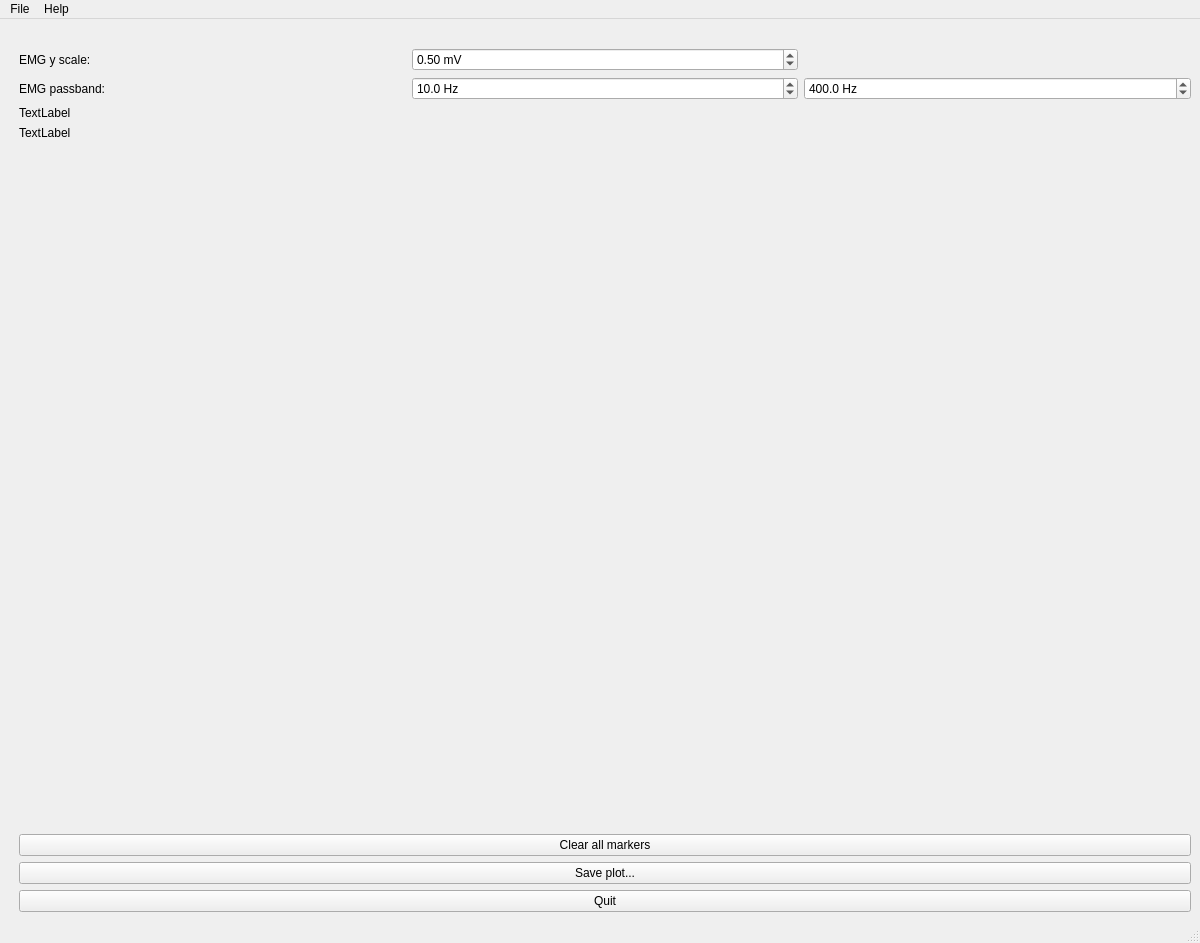
NCH-Motion-Laboratory/gaitutils, file gaitutils/nexus_scripts/tardieu.ui: the form before one commit.
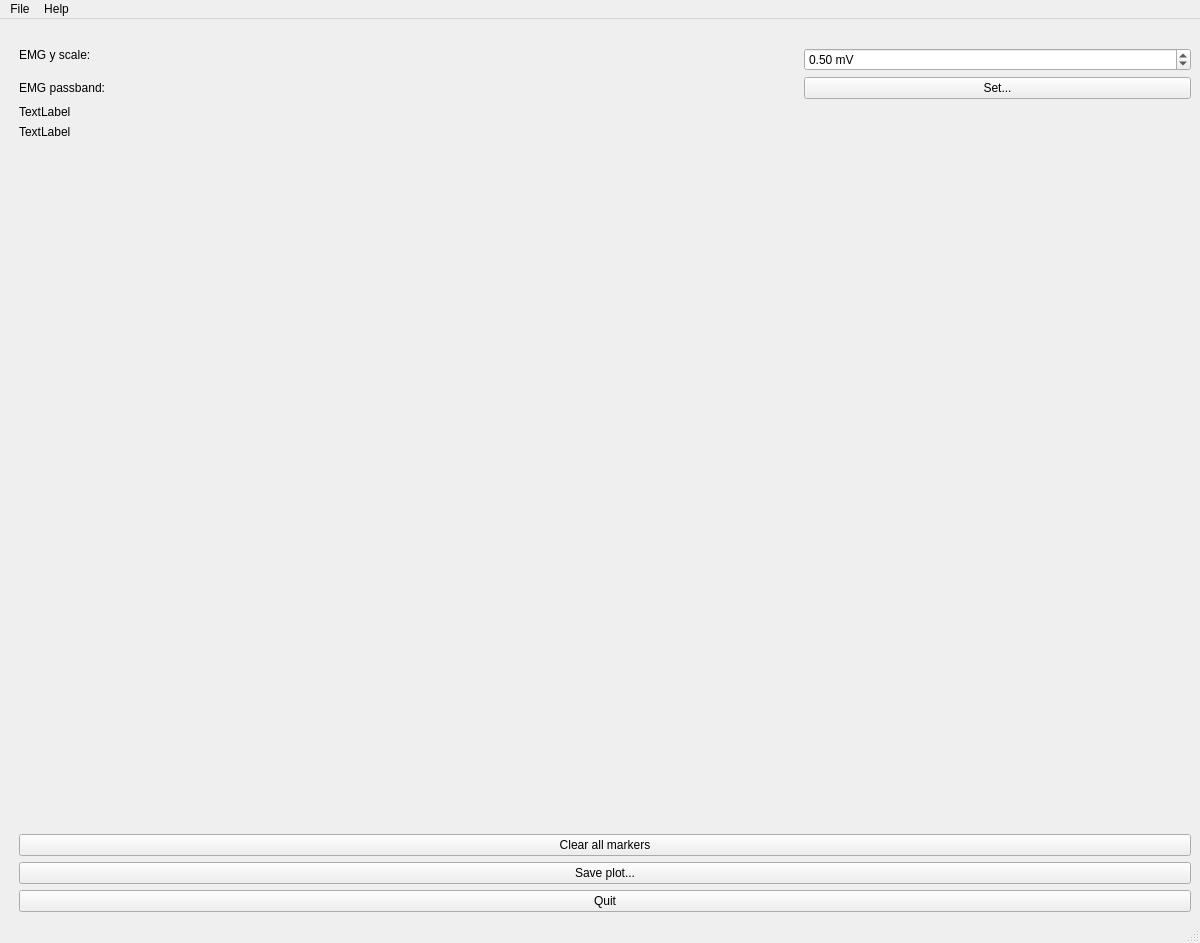
The form after the commit.

```diff
--- a/gaitutils/nexus_scripts/tardieu.ui
+++ b/gaitutils/nexus_scripts/tardieu.ui
@@ -17,82 +17,57 @@
    <layout class="QHBoxLayout" name="horizontalLayout">
     <item>
      <layout class="QGridLayout" name="mainGridLayout">
-      <item row="7" column="0">
-       <spacer name="horizontalSpacer">
-        <property name="orientation">
-         <enum>Qt::Horizontal</enum>
+      <item row="7" column="1" colspan="3">
+       <widget class="QLabel" name="lblMarkerStatus">
+        <property name="text">
+         <string>TextLabel</string>
         </property>
-        <property name="sizeType">
-         <enum>QSizePolicy::Fixed</enum>
-        </property>
-        <property name="sizeHint" stdset="0">
-         <size>
-          <width>10</width>
-          <height>20</height>
-         </size>
-        </property>
-       </spacer>
+       </widget>
       </item>
       <item row="9" column="1" colspan="3">
+       <spacer name="verticalSpacer_2">
+        <property name="orientation">
+         <enum>Qt::Vertical</enum>
+        </property>
+        <property name="sizeType">
+         <enum>QSizePolicy::Expanding</enum>
+        </property>
+        <property name="sizeHint" stdset="0">
+         <size>
+          <width>5</width>
+          <height>40</height>
+         </size>
+        </property>
+       </spacer>
+      </item>
+      <item row="10" column="1" colspan="3">
        <widget class="QPushButton" name="btnClearMarkers">
         <property name="text">
          <string>Clear all markers</string>
         </property>
        </widget>
       </item>
-      <item row="10" column="1" colspan="3">
+      <item row="11" column="1" colspan="3">
        <widget class="QPushButton" name="btnSaveFig">
         <property name="text">
          <string>Save plot...</string>
         </property>
        </widget>
       </item>
-      <item row="11" column="1" colspan="3">
+      <item row="12" column="1" colspan="3">
        <widget class="QPushButton" name="btnQuit">
         <property name="text">
          <string>Quit</string>
         </property>
        </widget>
       </item>
-      <item row="2" column="3">
-       <widget class="QDoubleSpinBox" name="spEMGHigh">
-        <property name="suffix">
-         <string> Hz</string>
-        </property>
-        <property name="decimals">
-         <number>1</number>
-        </property>
-        <property name="maximum">
-         <double>5000.000000000000000</double>
-        </property>
-        <property name="value">
-         <double>400.000000000000000</double>
-        </property>
-       </widget>
-      </item>
-      <item row="2" column="1">
+      <item row="3" column="1">
        <widget class="QLabel" name="label">
         <property name="text">
          <string>EMG passband:</string>
         </property>
        </widget>
       </item>
-      <item row="2" column="2">
-       <widget class="QDoubleSpinBox" name="spEMGLow">
-        <property name="suffix">
-         <string> Hz</string>
-        </property>
-        <property name="decimals">
-         <number>1</number>
-        </property>
-        <property name="maximum">
-         <double>5000.000000000000000</double>
-        </property>
-        <property name="value">
-         <double>10.000000000000000</double>
-        </property>
-       </widget>
-      </item>
       <item row="1" column="1">
        <widget class="QLabel" name="label_2">
         <property name="text">
@@ -100,7 +75,51 @@
         </property>
        </widget>
       </item>
-      <item row="1" column="2">
+      <item row="0" column="1">
+       <widget class="QLabel" name="label_3">
+        <property name="text">
+         <string/>
+        </property>
+       </widget>
+      </item>
+      <item row="6" column="1" colspan="3">
+       <widget class="QLabel" name="lblStatus">
+        <property name="text">
+         <string>TextLabel</string>
+        </property>
+       </widget>
+      </item>
+      <item row="8" column="0">
+       <spacer name="horizontalSpacer">
+        <property name="orientation">
+         <enum>Qt::Horizontal</enum>
+        </property>
+        <property name="sizeType">
+         <enum>QSizePolicy::Fixed</enum>
+        </property>
+        <property name="sizeHint" stdset="0">
+         <size>
+          <width>10</width>
+          <height>20</height>
+         </size>
+        </property>
+       </spacer>
+      </item>
+      <item row="3" column="3">
+       <widget class="QPushButton" name="btnSetEMGFilter">
+        <property name="text">
+         <string>Set...</string>
+        </property>
+       </widget>
+      </item>
+      <item row="3" column="2">
+       <widget class="QLabel" name="lblEMGPassband">
+        <property name="text">
+         <string/>
+        </property>
+       </widget>
+      </item>
+      <item row="1" column="3" rowspan="2">
        <widget class="QDoubleSpinBox" name="spEMGYScale">
         <property name="suffix">
          <string> mV</string>
@@ -116,43 +135,6 @@
         </property>
        </widget>
       </item>
-      <item row="0" column="1">
-       <widget class="QLabel" name="label_3">
-        <property name="text">
-         <string/>
-        </property>
-       </widget>
-      </item>
-      <item row="8" column="1" colspan="3">
-       <spacer name="verticalSpacer_2">
-        <property name="orientation">
-         <enum>Qt::Vertical</enum>
-        </property>
-        <property name="sizeType">
-         <enum>QSizePolicy::Expanding</enum>
-        </property>
-        <property name="sizeHint" stdset="0">
-         <size>
-          <width>5</width>
-          <height>40</height>
-         </size>
-        </property>
-       </spacer>
-      </item>
-      <item row="6" column="1" colspan="3">
-       <widget class="QLabel" name="lblMarkerStatus">
-        <property name="text">
-         <string>TextLabel</string>
-        </property>
-       </widget>
-      </item>
-      <item row="5" column="1" colspan="3">
-       <widget class="QLabel" name="lblStatus">
-        <property name="text">
-         <string>TextLabel</string>
-        </property>
-       </widget>
-      </item>
      </layout>
     </item>
    </layout>
```
